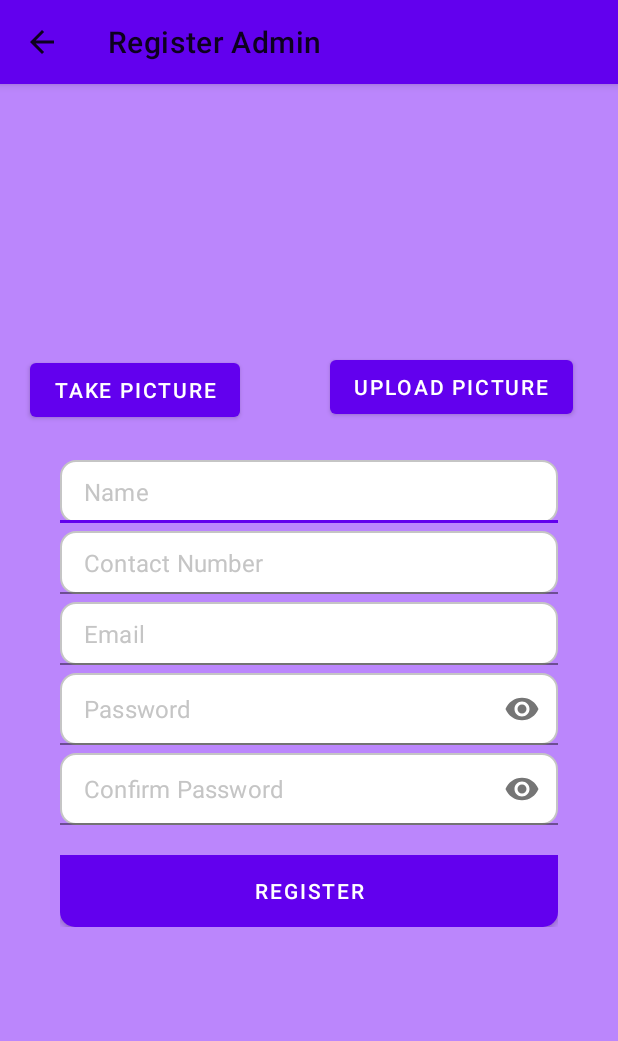
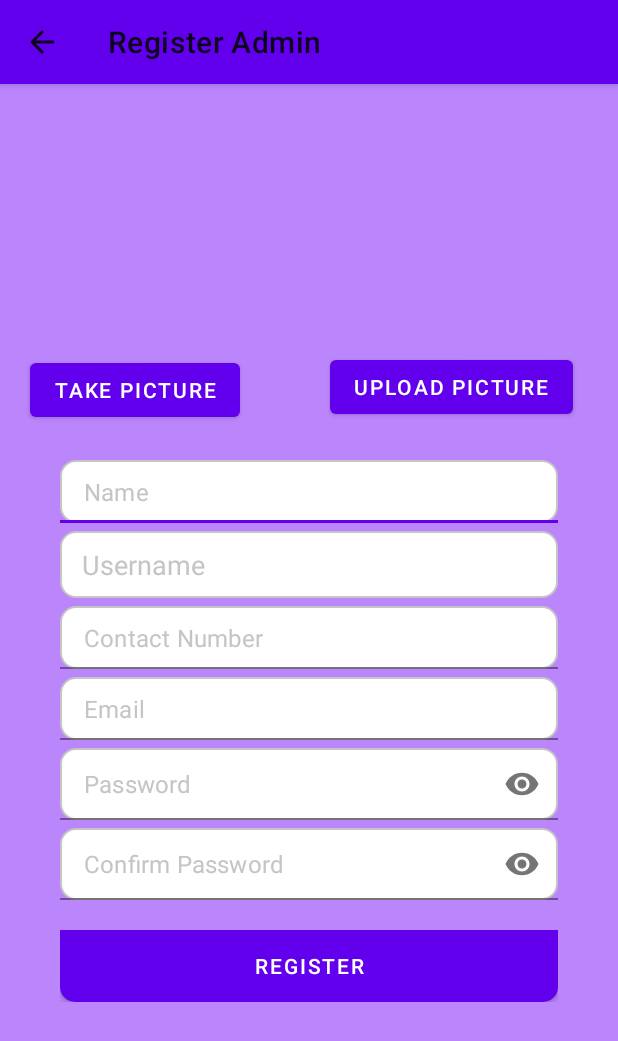
Before and after one commit to Tzehong112002/MobileAssFundraisingApp, an Android app: the RegisterAdmin screen opened directly, with no data from a screen before it, on a phone screen of 412 x 824 dp. Shown: the top 1041 px of the screen. Run offline under Robolectric (Android 15) with nearby library versions, the phone set to English and light mode, and no system bars; our stand-ins replace Firebase (no records; nobody signed in at launch, a user with empty details on screens opened directly); pictures from the network do not load.

Commit message:
fix    admin_register.xml        admin_update.xml        AdminUpdate.kt        RegisterAdmin.kt

```diff
--- a/app/src/main/java/com/example/mobileassfundraisingapp/admin/AdminUpdate.kt
+++ b/app/src/main/java/com/example/mobileassfundraisingapp/admin/AdminUpdate.kt
@@ -131,7 +131,7 @@ class AdminUpdate : AppCompatActivity() {
             storageReference.delete()
             storageReference.putFile(ImageUri!!)
         }
-        database.child(uid).updateChildren(user).addOnSuccessListener {
+        database.child(username).updateChildren(user).addOnSuccessListener {
             binding.editAdminName.text.clear()
             binding.editAdminEmail.text.clear()
             binding.editAdminPhone.text.clear()
--- a/app/src/main/java/com/example/mobileassfundraisingapp/admin/RegisterAdmin.kt
+++ b/app/src/main/java/com/example/mobileassfundraisingapp/admin/RegisterAdmin.kt
@@ -211,7 +211,7 @@ class RegisterAdmin : AppCompatActivity() {
         val timestamp = System.currentTimeMillis()
 
         // Get current user uid
-        val uid = firebaseAuth.uid
+        val uid = binding.editUsername.text.toString().trim()
 
         // Setup data to add in db
         val hashMap: HashMap<String, Any?> = HashMap()
@@ -229,7 +229,7 @@ class RegisterAdmin : AppCompatActivity() {
 
         // Set data to db
         val ref = FirebaseDatabase.getInstance().getReference("users") //change the table name of here
-        ref.child(uid!!)
+        ref.child(uid)
             .setValue(hashMap)
             .addOnSuccessListener {
                 // user info saved
--- a/app/src/main/res/layout/activity_admin_register.xml
+++ b/app/src/main/res/layout/activity_admin_register.xml
@@ -60,6 +60,20 @@
 
 
             <!--            Name-->
+            <EditText
+                android:id="@+id/editUsername"
+                android:layout_width="match_parent"
+                android:layout_height="wrap_content"
+                android:layout_below="@id/nameTil"
+                android:layout_marginTop="5dp"
+                android:background="@drawable/nameshape"
+                android:drawablePadding="10dp"
+                android:hint=" Username"
+                android:inputType="textPersonName"
+                android:padding="10dp"
+                android:textColor="@color/black"
+                android:textColorHint="@color/gray" />
+
             <com.google.android.material.textfield.TextInputLayout
                 android:id="@+id/nameTil"
                 android:layout_width="match_parent"
@@ -86,7 +100,7 @@
                 android:id="@+id/contactTil"
                 android:layout_width="match_parent"
                 android:layout_height="wrap_content"
-                android:layout_below="@+id/nameTil"
+                android:layout_below="@id/editUsername"
                 android:layout_marginTop="5dp"
                 app:hintEnabled="false">
 
--- a/app/src/main/res/layout/activity_admin_update.xml
+++ b/app/src/main/res/layout/activity_admin_update.xml
@@ -57,10 +57,7 @@
             android:layout_marginTop="10dp"
             android:layout_marginRight="20dp"
             android:background="@drawable/nameshape"
-            android:clickable="false"
-            android:cursorVisible="false"
             android:drawablePadding="10dp"
-            android:focusable="false"
             android:hint="Email Address"
             android:inputType="textPersonName"
             android:padding="10dp" />
```
